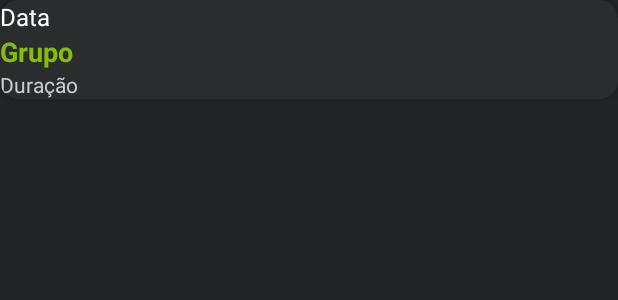
After one commit to lF4GUNDs/MoveOn, an Android app: the layout item_historico.xml on its own in the app's theme, with its tools: preview values and no code run, on a phone screen of 412 x 824 dp. The commit adds this screen. Shown: the top 300 px of the screen. Run offline under Robolectric (Android 15) with nearby library versions, the phone set to English and light mode, and no system bars.

Commit message:
v2.15.2 + historico

```diff
--- a/app/src/main/AndroidManifest.xml
+++ b/app/src/main/AndroidManifest.xml
@@ -67,5 +67,10 @@
             android:exported="false"
             android:screenOrientation="portrait" />
 
+        <activity android:name=".activities.HistoricoActivity"
+            android:exported="false"
+            android:screenOrientation="portrait" />
+
+
     </application>
 </manifest>
--- a/app/src/main/java/com/example/moveon/activities/TreinosActivity.java
+++ b/app/src/main/java/com/example/moveon/activities/TreinosActivity.java
@@ -78,8 +78,11 @@ public class TreinosActivity extends AppCompatActivity {
         btnAnotacoes.setOnClickListener(v -> startActivity(new Intent(this, AnotacoesActivity.class)));
 
         btnHistorico.setOnClickListener(v -> {
-            // TODO: Implementar tela de histórico
+            Intent intent = new Intent(this, HistoricoActivity.class);
+            intent.putExtra("perfilId", perfilId); // envia o perfil atual para a tela de histórico
+            startActivity(intent);
         });
+
 
         calendarView.setOnDateChangeListener((view, year, month, dayOfMonth) -> {
             // TODO: Implementar lógica de treinos por data
--- /dev/null
+++ b/app/src/main/res/layout/item_historico.xml
@@ -0,0 +1,43 @@
+<?xml version="1.0" encoding="utf-8"?>
+<androidx.cardview.widget.CardView xmlns:android="http://schemas.android.com/apk/res/android"
+    xmlns:app="http://schemas.android.com/apk/res-auto"
+    android:layout_width="match_parent"
+    android:layout_height="wrap_content"
+    android:layout_marginBottom="12dp"
+    app:cardBackgroundColor="#2A2C2E"
+    app:cardCornerRadius="12dp"
+    app:cardElevation="4dp"
+    android:padding="12dp">
+
+    <LinearLayout
+        android:layout_width="match_parent"
+        android:layout_height="wrap_content"
+        android:orientation="vertical">
+
+        <TextView
+            android:id="@+id/txtData"
+            android:layout_width="wrap_content"
+            android:layout_height="wrap_content"
+            android:text="Data"
+            android:textColor="#FFFFFF"
+            android:textSize="16sp" />
+
+        <TextView
+            android:id="@+id/txtGrupo"
+            android:layout_width="wrap_content"
+            android:layout_height="wrap_content"
+            android:text="Grupo"
+            android:textColor="#84BF04"
+            android:textSize="18sp"
+            android:textStyle="bold" />
+
+        <TextView
+            android:id="@+id/txtDuracao"
+            android:layout_width="wrap_content"
+            android:layout_height="wrap_content"
+            android:text="Duração"
+            android:textColor="#CCCCCC"
+            android:textSize="14sp" />
+    </LinearLayout>
+
+</androidx.cardview.widget.CardView>
```
Also changed, not shown: app/src/main/java/com/example/moveon/activities/HistoricoActivity.java (added, +43 -0 lines), app/src/main/java/com/example/moveon/adapters/HistoricoAdapter.java (added, +54 -0 lines), app/src/main/java/com/example/moveon/database/ExecucaoExercicioDBHelper.java (+31 -5 lines), app/src/main/java/com/example/moveon/models/HistoricoTreino.java (added, +25 -0 lines), app/src/main/res/layout/activity_historico.xml (added, +30 -0 lines).
